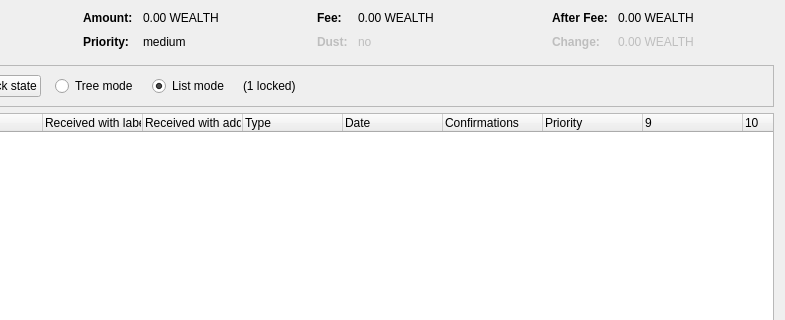
Before: the Qt Designer form src/qt/forms/coincontroldialog.ui in hashplatform/WealthSilo, drawn with Qt 5; both pictures show x 169 to 954 and y 0 to 320 of the 954 by 500 pixel window.
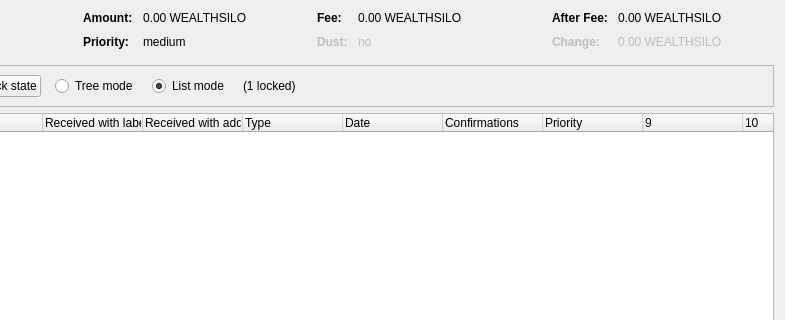
After: the same form once the commit is applied. Custom widgets are drawn as their Qt base class.

```diff
--- a/src/qt/forms/coincontroldialog.ui
+++ b/src/qt/forms/coincontroldialog.ui
@@ -132,7 +132,7 @@
           <enum>Qt::ActionsContextMenu</enum>
          </property>
          <property name="text">
-          <string notr="true">0.00 WEALTH</string>
+          <string notr="true">0.00 WEALTHSILO</string>
          </property>
          <property name="textInteractionFlags">
           <set>Qt::LinksAccessibleByMouse|Qt::TextSelectableByKeyboard|Qt::TextSelectableByMouse</set>
@@ -206,7 +206,7 @@
           <enum>Qt::ActionsContextMenu</enum>
          </property>
          <property name="text">
-          <string notr="true">0.00 WEALTH</string>
+          <string notr="true">0.00 WEALTHSILO</string>
          </property>
          <property name="textInteractionFlags">
           <set>Qt::LinksAccessibleByMouse|Qt::TextSelectableByKeyboard|Qt::TextSelectableByMouse</set>
@@ -286,7 +286,7 @@
           <enum>Qt::ActionsContextMenu</enum>
          </property>
          <property name="text">
-          <string notr="true">0.00 WEALTH</string>
+          <string notr="true">0.00 WEALTHSILO</string>
          </property>
          <property name="textInteractionFlags">
           <set>Qt::LinksAccessibleByMouse|Qt::TextSelectableByKeyboard|Qt::TextSelectableByMouse</set>
@@ -321,7 +321,7 @@
           <enum>Qt::ActionsContextMenu</enum>
          </property>
          <property name="text">
-          <string notr="true">0.00 WEALTH</string>
+          <string notr="true">0.00 WEALTHSILO</string>
          </property>
          <property name="textInteractionFlags">
           <set>Qt::LinksAccessibleByMouse|Qt::TextSelectableByKeyboard|Qt::TextSelectableByMouse</set>
```
Left out of the diff: 4 changed lines with no effect on the pictures.
